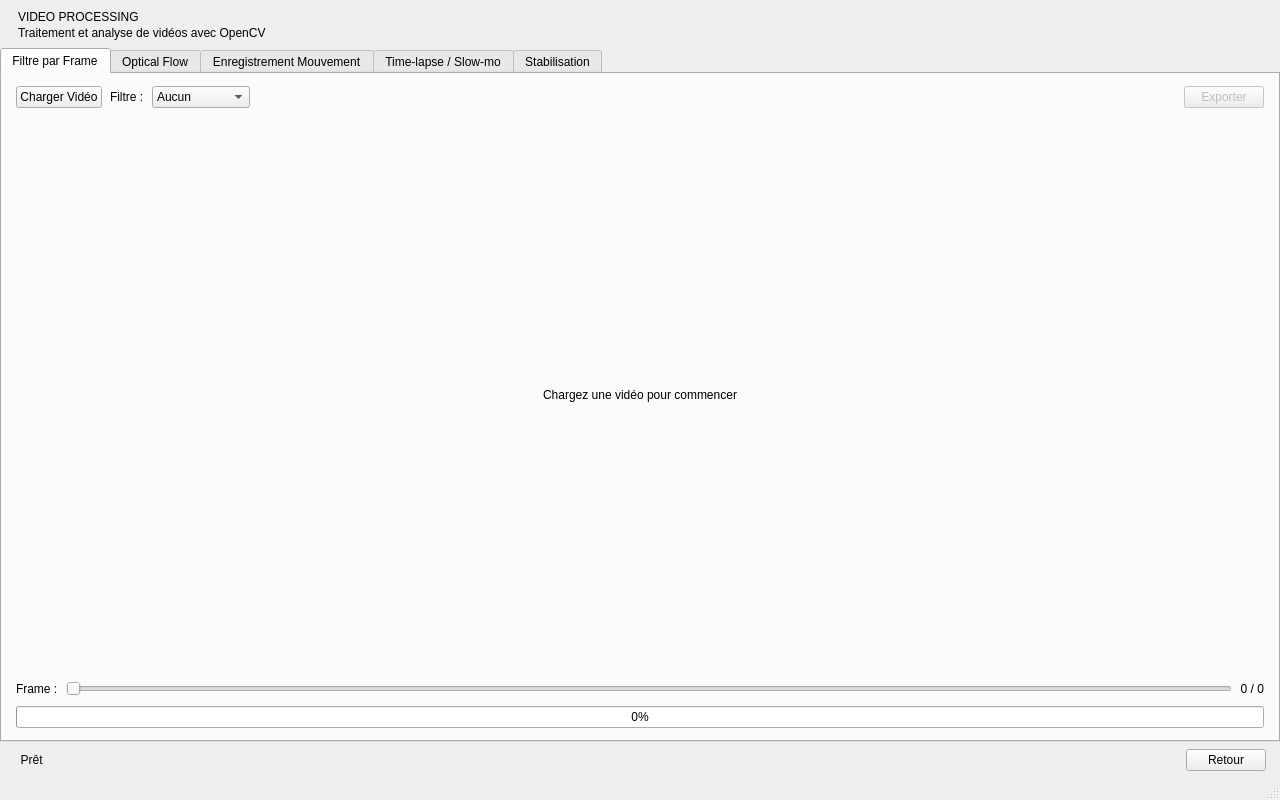
Old version of the form opencv-project-team_4/opencv-project-team_4/VideoProcessing.ui in the repository arcreane/opencv-project-team_4.
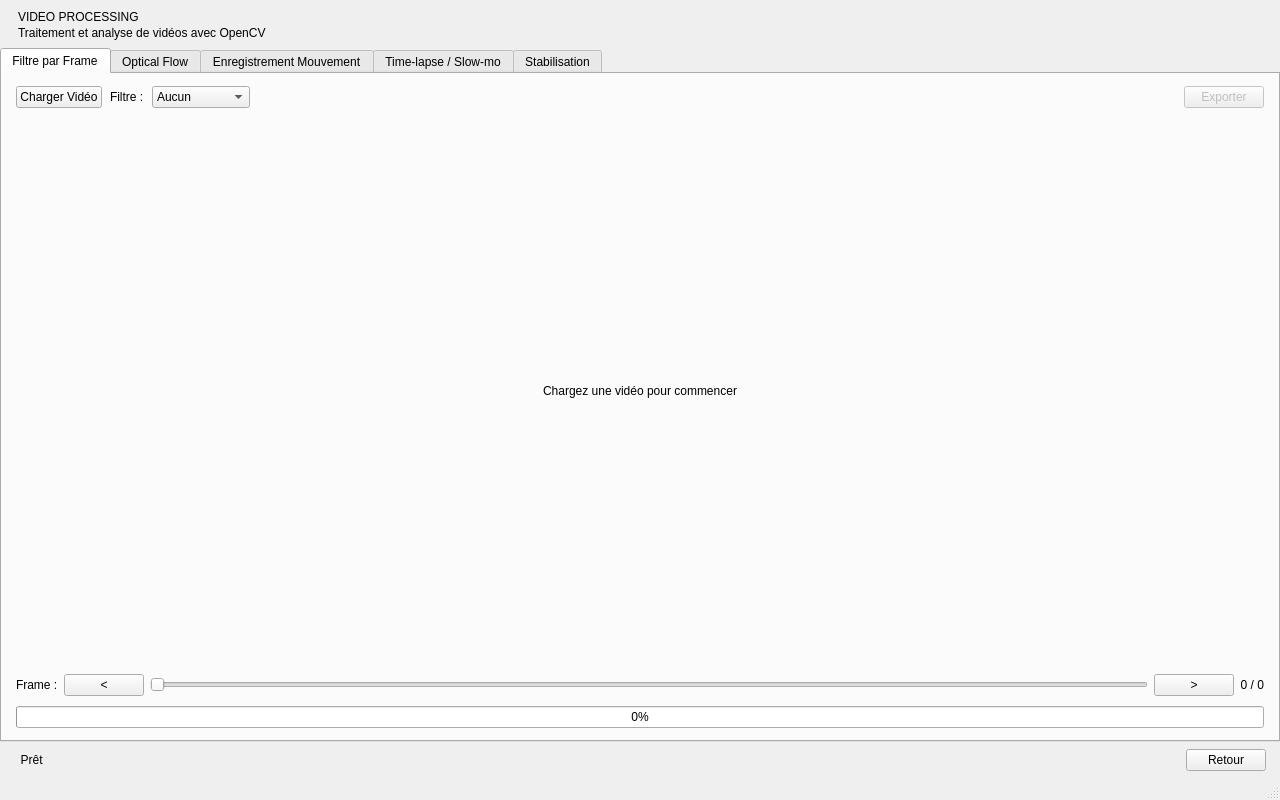
New version of the form.

Patch:
```diff
--- a/opencv-project-team_4/opencv-project-team_4/VideoProcessing.ui
+++ b/opencv-project-team_4/opencv-project-team_4/VideoProcessing.ui
@@ -129,12 +129,19 @@
         <!-- Slider row -->
         <item>
          <layout class="QHBoxLayout" name="filterSliderLayout">
-          <property name="spacing"><number>8</number></property>
+          <property name="spacing"><number>6</number></property>
           <item>
            <widget class="QLabel" name="frameLabel">
             <property name="text"><string>Frame :</string></property>
            </widget>
           </item>
+          <item>
+           <widget class="QPushButton" name="prevFilterButton">
+            <property name="text"><string>&lt;</string></property>
+            <property name="maximumWidth"><number>30</number></property>
+            <property name="minimumHeight"><number>28</number></property>
+           </widget>
+          </item>
           <item>
            <widget class="QSlider" name="filterSlider">
             <property name="orientation"><enum>Qt::Orientation::Horizontal</enum></property>
@@ -149,6 +156,13 @@
             </property>
            </widget>
           </item>
+          <item>
+           <widget class="QPushButton" name="nextFilterButton">
+            <property name="text"><string>&gt;</string></property>
+            <property name="maximumWidth"><number>30</number></property>
+            <property name="minimumHeight"><number>28</number></property>
+           </widget>
+          </item>
           <item>
            <widget class="QLabel" name="frameCountLabel">
             <property name="text"><string>0 / 0</string></property>
```
Left out of the diff: 54 changed lines with no effect on the pictures.
